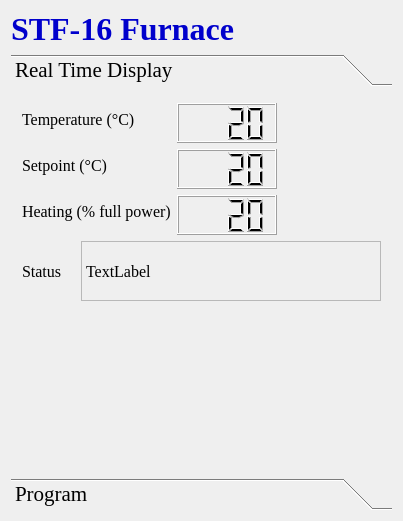
Qt form widget.ui (gapost/stf16win) before a commit.
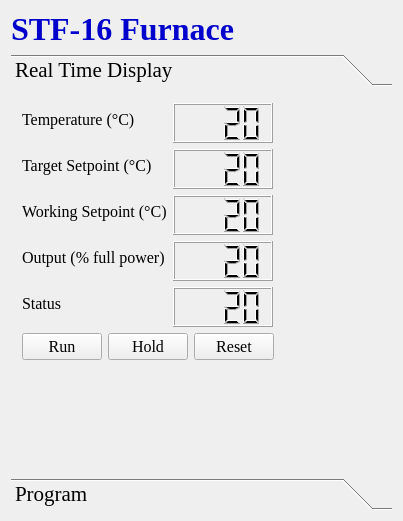
The same form after that commit. The open tabs and pages were chosen to show the change.

Commit message: Included Target/Working setpoints & Timer Status.

Patch:
```diff
--- a/widget.ui
+++ b/widget.ui
@@ -58,8 +58,8 @@
        <rect>
         <x>0</x>
         <y>0</y>
-        <width>371</width>
-        <height>228</height>
+        <width>385</width>
+        <height>361</height>
        </rect>
       </property>
       <property name="font">
@@ -70,10 +70,12 @@
       <attribute name="label">
        <string>Real Time Display</string>
       </attribute>
-      <layout class="QVBoxLayout" name="verticalLayout_3">
+      <layout class="QVBoxLayout" name="verticalLayout_4">
        <item>
         <layout class="QHBoxLayout" name="horizontalLayout_4">
          <item>
+          <layout class="QVBoxLayout" name="verticalLayout_3">
+           <item>
           <layout class="QFormLayout" name="formLayout">
            <item row="0" column="0">
             <widget class="QLabel" name="label">
@@ -113,7 +115,7 @@
            <item row="1" column="0">
             <widget class="QLabel" name="label_6">
              <property name="text">
-              <string>Setpoint (°C)</string>
+                <string>Target Setpoint (°C)</string>
              </property>
             </widget>
            </item>
@@ -146,13 +148,48 @@
             </widget>
            </item>
            <item row="2" column="0">
-            <widget class="QLabel" name="label_2">
+              <widget class="QLabel" name="label_8">
              <property name="text">
-              <string>Heating (% full power)</string>
+                <string>Working Setpoint (°C)</string>
              </property>
             </widget>
            </item>
            <item row="2" column="1">
+              <widget class="QLCDNumber" name="lcdWorkingSetpoint">
+               <property name="sizePolicy">
+                <sizepolicy hsizetype="Fixed" vsizetype="Minimum">
+                 <horstretch>0</horstretch>
+                 <verstretch>0</verstretch>
+                </sizepolicy>
+               </property>
+               <property name="minimumSize">
+                <size>
+                 <width>100</width>
+                 <height>40</height>
+                </size>
+               </property>
+               <property name="smallDecimalPoint">
+                <bool>false</bool>
+               </property>
+               <property name="digitCount">
+                <number>4</number>
+               </property>
+               <property name="segmentStyle">
+                <enum>QLCDNumber::Filled</enum>
+               </property>
+               <property name="intValue" stdset="0">
+                <number>20</number>
+               </property>
+              </widget>
+             </item>
+             <item row="3" column="0">
+              <widget class="QLabel" name="label_2">
+               <property name="text">
+                <string>Output (% full power)</string>
+               </property>
+              </widget>
+             </item>
+             <item row="3" column="1">
             <widget class="QLCDNumber" name="lcdPower">
              <property name="sizePolicy">
               <sizepolicy hsizetype="Fixed" vsizetype="Minimum">
@@ -177,6 +214,68 @@
              </property>
             </widget>
            </item>
+             <item row="4" column="0">
+              <widget class="QLabel" name="label_4">
+               <property name="text">
+                <string>Status</string>
+               </property>
+              </widget>
+             </item>
+             <item row="4" column="1">
+              <widget class="QLCDNumber" name="lcdStatus">
+               <property name="sizePolicy">
+                <sizepolicy hsizetype="Fixed" vsizetype="Minimum">
+                 <horstretch>0</horstretch>
+                 <verstretch>0</verstretch>
+                </sizepolicy>
+               </property>
+               <property name="minimumSize">
+                <size>
+                 <width>100</width>
+                 <height>40</height>
+                </size>
+               </property>
+               <property name="digitCount">
+                <number>4</number>
+               </property>
+               <property name="segmentStyle">
+                <enum>QLCDNumber::Filled</enum>
+               </property>
+               <property name="intValue" stdset="0">
+                <number>20</number>
+               </property>
+              </widget>
+             </item>
+            </layout>
+           </item>
+           <item>
+            <layout class="QHBoxLayout" name="horizontalLayout_3">
+             <item>
+              <widget class="QPushButton" name="btRun">
+               <property name="text">
+                <string>Run</string>
+               </property>
+              </widget>
+             </item>
+             <item>
+              <widget class="QPushButton" name="btHold">
+               <property name="text">
+                <string>Hold</string>
+               </property>
+              </widget>
+             </item>
+             <item>
+              <widget class="QPushButton" name="btReset">
+               <property name="text">
+                <string>Reset</string>
+               </property>
+               <property name="flat">
+                <bool>false</bool>
+               </property>
+              </widget>
+             </item>
+            </layout>
+           </item>
           </layout>
          </item>
          <item>
@@ -194,39 +293,6 @@
          </item>
         </layout>
        </item>
-       <item>
-        <layout class="QHBoxLayout" name="horizontalLayout_3">
-         <item>
-          <widget class="QLabel" name="label_4">
-           <property name="text">
-            <string>Status</string>
-           </property>
-          </widget>
-         </item>
-         <item>
-          <widget class="QLabel" name="label_5">
-           <property name="minimumSize">
-            <size>
-             <width>300</width>
-             <height>60</height>
-            </size>
-           </property>
-           <property name="frameShape">
-            <enum>QFrame::StyledPanel</enum>
-           </property>
-           <property name="frameShadow">
-            <enum>QFrame::Sunken</enum>
-           </property>
-           <property name="lineWidth">
-            <number>5</number>
-           </property>
-           <property name="text">
-            <string>TextLabel</string>
-           </property>
-          </widget>
-         </item>
-        </layout>
-       </item>
        <item>
         <spacer name="verticalSpacer">
          <property name="orientation">
@@ -234,8 +300,8 @@
          </property>
          <property name="sizeHint" stdset="0">
           <size>
-           <width>20</width>
-           <height>113</height>
+           <width>17</width>
+           <height>70</height>
           </size>
          </property>
         </spacer>
```
Left out of the diff: 4 changed lines with no effect on the pictures. Lines whose indentation alone changed are shown as unchanged. The commit also changes 2 other files.
